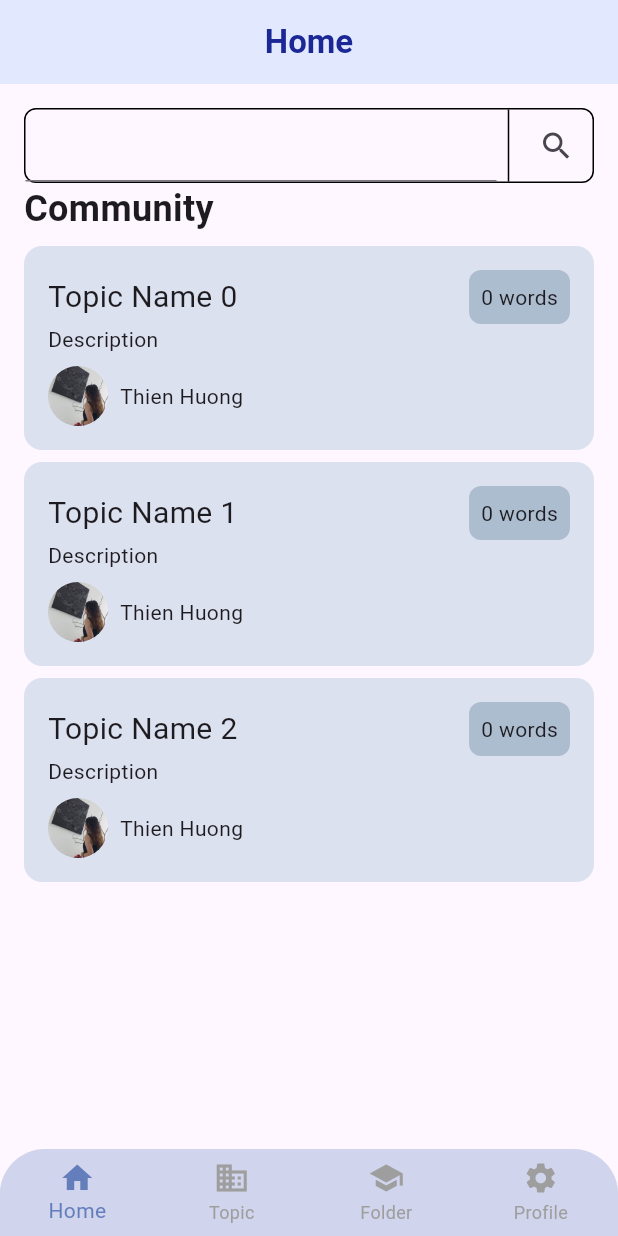
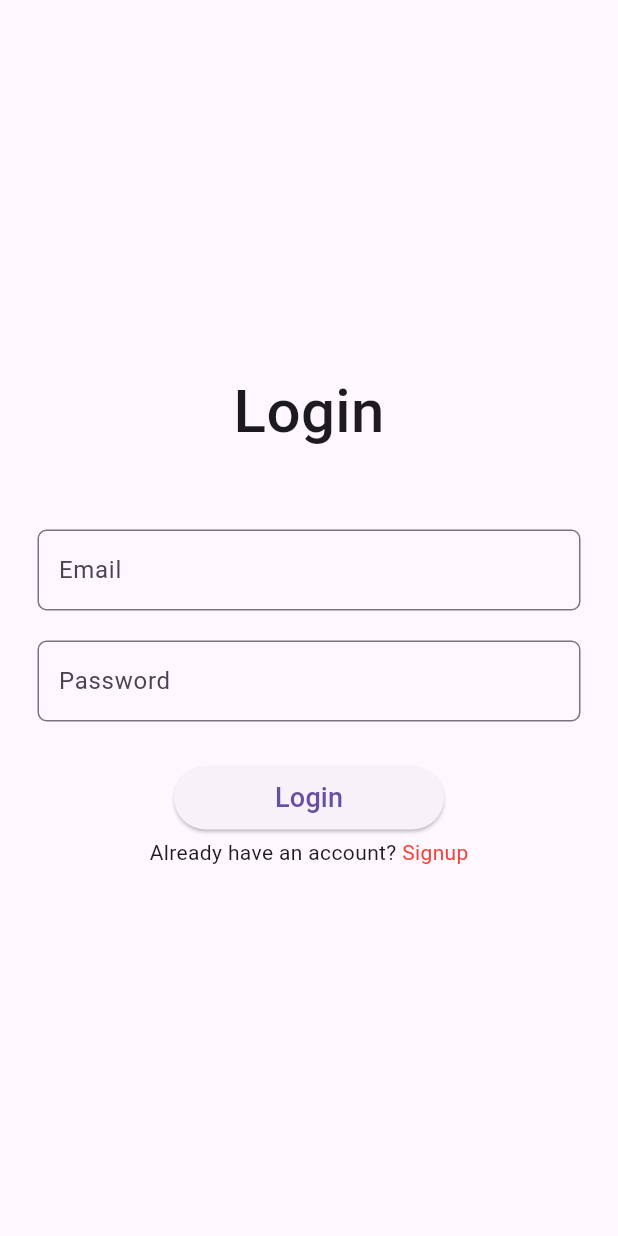
Before and after one commit to htthienhuong/untitled1, a Flutter app: the screen it shows after launch, on a phone screen of 412 x 824 dp. Run offline on Flutter 3.47's test engine with Material 3 defaults, Android fonts, the phone set to English and light mode, and no system bars; our stand-ins replace firebase_auth, firebase_core, google_fonts; accounts and stored records are empty.

Commit message:
add login firebase

```diff
--- /dev/null
+++ b/lib/auth/login_screen.dart
@@ -0,0 +1,93 @@
+import 'dart:developer';
+
+import 'package:flutter/material.dart';
+import 'package:untitled1/main_page/main_page.dart';
+
+import '../widgets/button.dart';
+import '../widgets/textfield.dart';
+import 'auth_service.dart';
+import 'signup_screen.dart';
+
+class LoginScreen extends StatefulWidget {
+  const LoginScreen({super.key});
+
+  @override
+  State<LoginScreen> createState() => _LoginScreenState();
+}
+
+class _LoginScreenState extends State<LoginScreen> {
+  final _auth = AuthService();
+
+  final _email = TextEditingController();
+  final _password = TextEditingController();
+
+  @override
+  void dispose() {
+    super.dispose();
+    _email.dispose();
+    _password.dispose();
+  }
+
+  @override
+  Widget build(BuildContext context) {
+    return Scaffold(
+      body: Padding(
+        padding: const EdgeInsets.symmetric(horizontal: 25),
+        child: Column(
+          children: [
+            const Spacer(),
+            const Text("Login",
+                style: TextStyle(fontSize: 40, fontWeight: FontWeight.w500)),
+            const SizedBox(height: 50),
+            CustomTextField(
+              hint: "Enter Email",
+              label: "Email",
+              controller: _email,
+            ),
+            const SizedBox(height: 20),
+            CustomTextField(
+              hint: "Enter Password",
+              label: "Password",
+              controller: _password,
+            ),
+            const SizedBox(height: 30),
+            CustomButton(
+              label: "Login",
+              onPressed: _login,
+            ),
+            const SizedBox(height: 5),
+            Row(mainAxisAlignment: MainAxisAlignment.center, children: [
+              const Text("Already have an account? "),
+              InkWell(
+                onTap: () => goToSignup(context),
+                child:
+                    const Text("Signup", style: TextStyle(color: Colors.red)),
+              )
+            ]),
+            const Spacer()
+          ],
+        ),
+      ),
+    );
+  }
+
+  goToSignup(BuildContext context) => Navigator.push(
+        context,
+        MaterialPageRoute(builder: (context) => const SignupScreen()),
+      );
+
+  goToHome(BuildContext context) => Navigator.push(
+        context,
+        MaterialPageRoute(builder: (context) => const MainPage()),
+      );
+
+  _login() async {
+    final user =
+        await _auth.loginUserWithEmailAndPassword(_email.text, _password.text);
+
+    if (user != null) {
+      log("User Logged In");
+      goToHome(context);
+    }
+  }
+}
--- /dev/null
+++ b/lib/auth/signup_screen.dart
@@ -0,0 +1,102 @@
+import 'dart:developer';
+
+import 'package:flutter/material.dart';
+import 'package:untitled1/main_page/main_page.dart';
+
+import '../widgets/button.dart';
+import '../widgets/textfield.dart';
+import 'auth_service.dart';
+import 'login_screen.dart';
+
+class SignupScreen extends StatefulWidget {
+  const SignupScreen({super.key});
+
+  @override
+  State<SignupScreen> createState() => _SignupScreenState();
+}
+
+class _SignupScreenState extends State<SignupScreen> {
+  final _auth = AuthService();
+
+  final _name = TextEditingController();
+  final _email = TextEditingController();
+  final _password = TextEditingController();
+
+  @override
+  void dispose() {
+    super.dispose();
+    _name.dispose();
+    _email.dispose();
+    _password.dispose();
+  }
+
+  @override
+  Widget build(BuildContext context) {
+    return Scaffold(
+      body: Padding(
+        padding: const EdgeInsets.symmetric(horizontal: 25),
+        child: Column(
+          children: [
+            const Spacer(),
+            const Text("Signup",
+                style: TextStyle(fontSize: 40, fontWeight: FontWeight.w500)),
+            const SizedBox(
+              height: 50,
+            ),
+            CustomTextField(
+              hint: "Enter Name",
+              label: "Name",
+              controller: _name,
+            ),
+            const SizedBox(height: 20),
+            CustomTextField(
+              hint: "Enter Email",
+              label: "Email",
+              controller: _email,
+            ),
+            const SizedBox(height: 20),
+            CustomTextField(
+              hint: "Enter Password",
+              label: "Password",
+              isPassword: true,
+              controller: _password,
+            ),
+            const SizedBox(height: 30),
+            CustomButton(
+              label: "Signup",
+              onPressed: _signup,
+            ),
+            const SizedBox(height: 5),
+            Row(mainAxisAlignment: MainAxisAlignment.center, children: [
+              const Text("Already have an account? "),
+              InkWell(
+                onTap: () => goToLogin(context),
+                child: const Text("Login", style: TextStyle(color: Colors.red)),
+              )
+            ]),
+            const Spacer()
+          ],
+        ),
+      ),
+    );
+  }
+
+  goToLogin(BuildContext context) => Navigator.push(
+        context,
+        MaterialPageRoute(builder: (context) => const LoginScreen()),
+      );
+
+  goToHome(BuildContext context) => Navigator.push(
+        context,
+        MaterialPageRoute(builder: (context) => const MainPage()),
+      );
+
+  _signup() async {
+    final user =
+        await _auth.createUserWithEmailAndPassword(_email.text, _password.text);
+    if (user != null) {
+      log("User Created Succesfully");
+      goToHome(context);
+    }
+  }
+}
--- a/lib/profile_page/profile_page.dart
+++ b/lib/profile_page/profile_page.dart
@@ -21,7 +21,9 @@ class _ProfilePageState extends State<ProfilePage> {
               width: double.maxFinite,
               height: 300,
               decoration: const BoxDecoration(
-                color: Colors.red,
+                borderRadius: BorderRadius.only(
+                    bottomLeft: Radius.circular(12),
+                    bottomRight: Radius.circular(12)),
                 image: DecorationImage(
                     image: AssetImage('assets/images/bg.png'),
                     fit: BoxFit.cover),
--- /dev/null
+++ b/lib/widgets/button.dart
@@ -0,0 +1,20 @@
+import 'package:flutter/material.dart';
+
+class CustomButton extends StatelessWidget {
+  const CustomButton({super.key, required this.label, this.onPressed});
+  final String label;
+  final void Function()? onPressed;
+
+  @override
+  Widget build(BuildContext context) {
+    return SizedBox(
+        width: 180,
+        height: 42,
+        child: ElevatedButton(
+            onPressed: onPressed,
+            child: Text(
+              label,
+              style: const TextStyle(fontSize: 18),
+            )));
+  }
+}
--- /dev/null
+++ b/lib/widgets/textfield.dart
@@ -0,0 +1,30 @@
+import 'package:flutter/material.dart';
+
+class CustomTextField extends StatelessWidget {
+  const CustomTextField(
+      {super.key,
+      required this.hint,
+      required this.label,
+      this.controller,
+      this.isPassword = false});
+  final String hint;
+  final String label;
+  final bool isPassword;
+  final TextEditingController? controller;
+
+  @override
+  Widget build(BuildContext context) {
+    return TextField(
+      obscureText: isPassword,
+      controller: controller,
+      decoration: InputDecoration(
+          hintText: hint,
+          contentPadding:
+              const EdgeInsets.symmetric(vertical: 15, horizontal: 10),
+          label: Text(label),
+          border: OutlineInputBorder(
+              borderRadius: BorderRadius.circular(6),
+              borderSide: const BorderSide(color: Colors.grey, width: 1))),
+    );
+  }
+}
--- a/pubspec.yaml
+++ b/pubspec.yaml
@@ -36,6 +36,10 @@ dependencies:
   # Use with the CupertinoIcons class for iOS style icons.
   cupertino_icons: ^1.0.2
   google_fonts: ^6.2.1
+  firebase_core: ^2.31.0
+  cloud_firestore: ^4.17.3
+  firebase_storage: ^11.7.5
+  firebase_auth: ^4.19.5
 
 dev_dependencies:
   flutter_test:
```
Also changed, not shown: lib/auth/auth_service.dart (added, +39 -0 lines), lib/folder_page/folder_page.dart (+35 -6 lines), lib/main.dart (+8 -2 lines), lib/router/router_manager.dart (+6 -1 lines), lib/firebase_options.dart (added), pubspec.lock, 9 other files.
